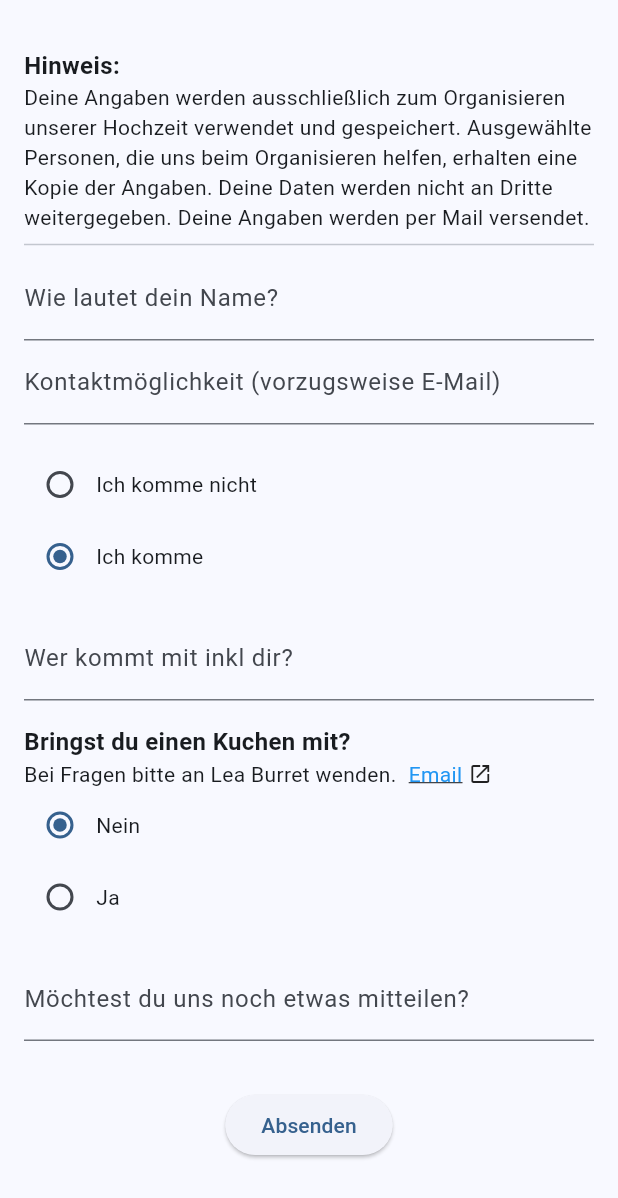
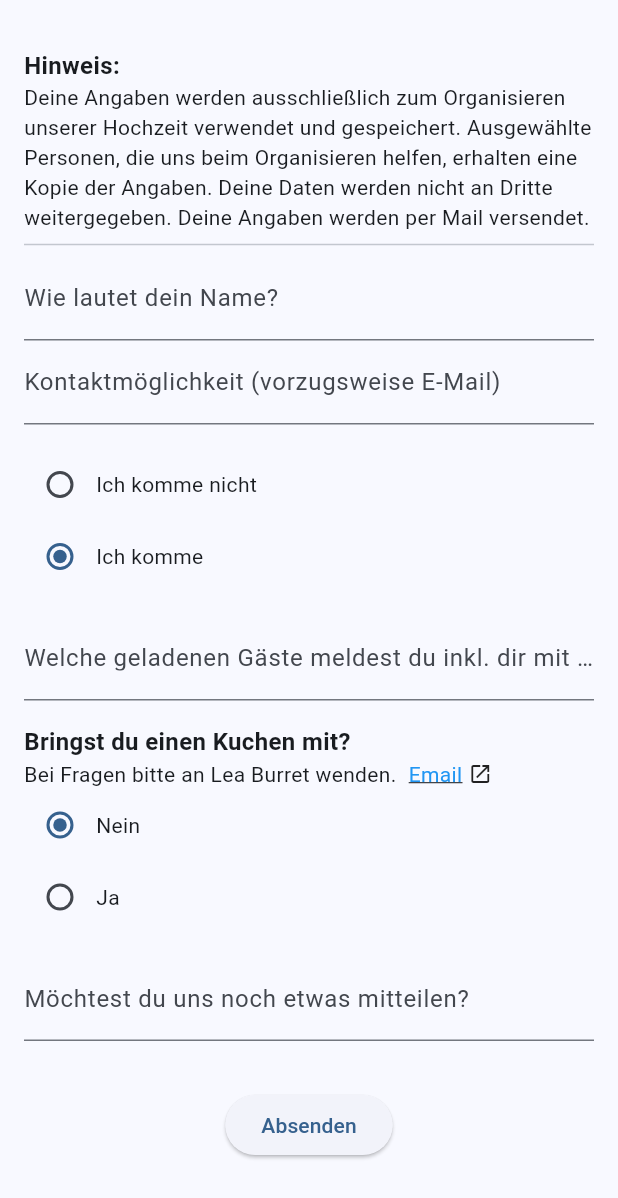
Before and after one commit to jherrma/weddingform, a Flutter app: the FormWidget widget shown alone on an empty page, opened directly with empty values, after a tap on "Ich komme", on a phone screen of 412 x 824 dp. Shown: the top 1198 px of the screen. Run offline on Flutter 3.47's test engine with Material 3 defaults, Android fonts, the phone set to English and light mode, and no system bars.

Commit message:
refine text label

```diff
--- a/webapp/lib/form_widget.dart
+++ b/webapp/lib/form_widget.dart
@@ -92,7 +92,8 @@ class _FormWidgetState extends State<FormWidget> {
       'Kontaktmöglichkeit (vorzugsweise E-Mail)';
   static const String imNotComingText = 'Ich komme nicht';
   static const String imComingText = 'Ich komme';
-  static const String whoIsComingLabel = 'Wer kommt mit inkl dir?';
+  static const String whoIsComingLabel =
+      'Welche geladenen Gäste meldest du inkl. dir mit an?';
   static const String cakeLabel = 'Welchen Kuchen bringst du mit?';
   static const String specifyCakeError =
       'Bitte gib an, welchen Kuchen du mitbringst.';
```
